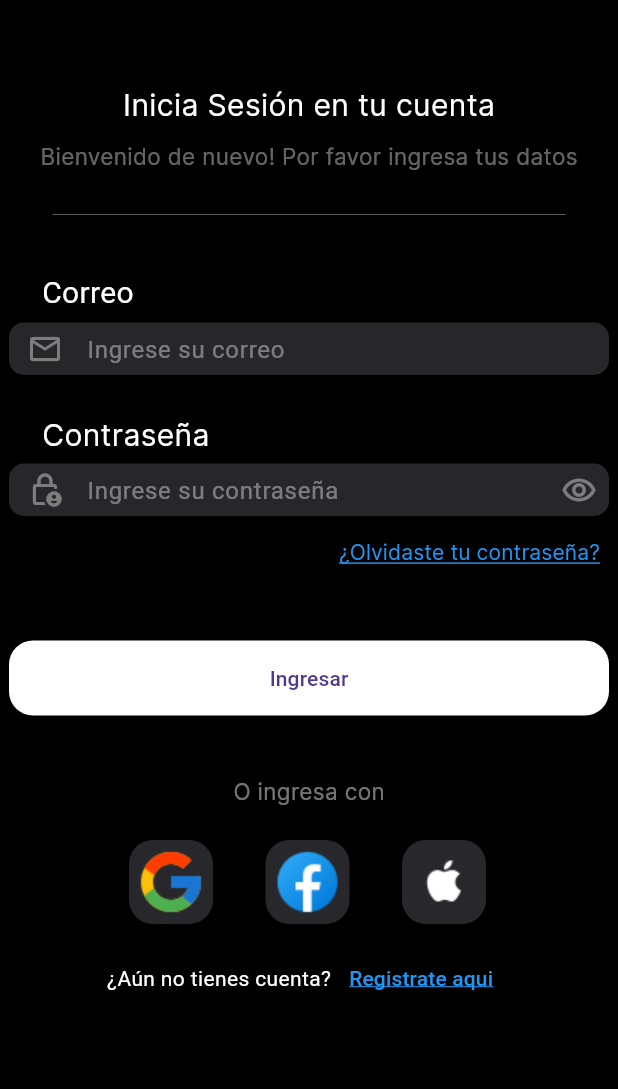
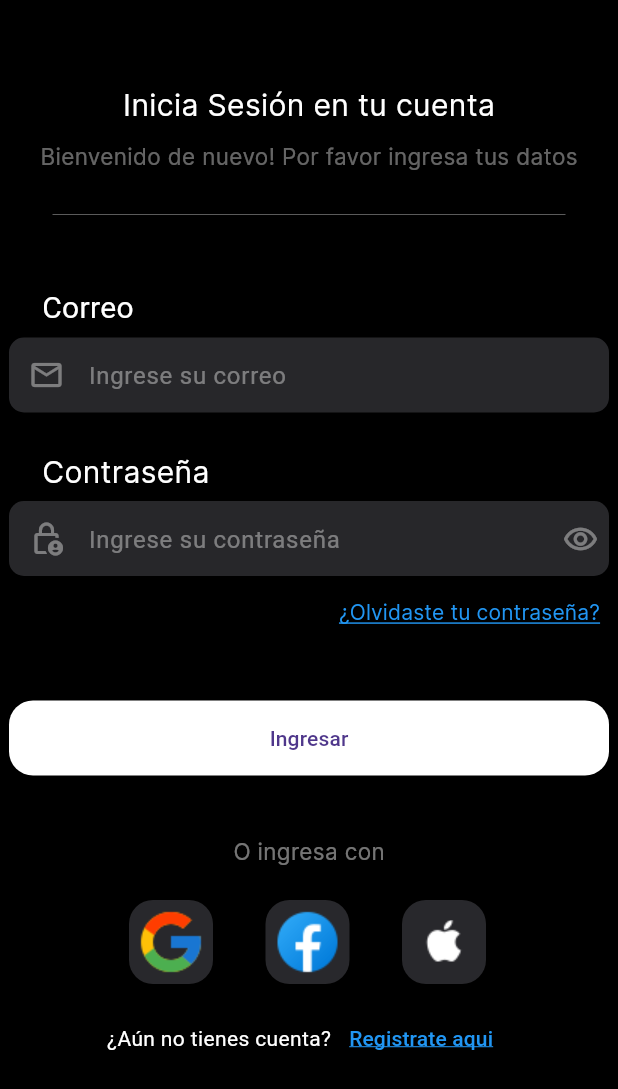
Before and after one commit to Joapava/Proyecto_BAZAPP, a Flutter app: the screen it shows after launch, on a phone screen of 412 x 824 dp. Shown: the top 1089 px of the screen. Run offline on Flutter 3.47's test engine with Material 3 defaults, Android fonts, the phone set to English and light mode, and no system bars; our stand-ins replace cloud_firestore, email_validator, firebase_core; accounts and stored records are empty; Roboto replaces fonts that are missing (inter-bold).

Commit message:
0424.1138
Colocacion de id en el campo de la BD

```diff
--- a/prueba/lib/Objetos/Expositor.dart
+++ b/prueba/lib/Objetos/Expositor.dart
@@ -1,19 +1,28 @@
-class Expositor{
+// ignore_for_file: file_names
+
+class Expositor {
   String apellidos;
   String celular;
   String password;
   String correo;
   String nombre;
+  String? id;
 
-  Expositor({required this.apellidos, required this.celular, required this.password, required this.correo, required this.nombre});
+  Expositor(
+      {this.id,
+      required this.apellidos,
+      required this.celular,
+      required this.password,
+      required this.correo,
+      required this.nombre});
 
   factory Expositor.fromMap(Map<String, dynamic> map) {
     return Expositor(
-      apellidos: map['apellidos'],
-      celular: map['celular'],
-      password: map['contrasena'],
-      correo:  map['correo'],
-      nombre: map['nombre']
-    );
+        id: map['id'],
+        apellidos: map['apellidos'],
+        celular: map['celular'],
+        password: map['contrasena'],
+        correo: map['correo'],
+        nombre: map['nombre']);
   }
 }
--- a/prueba/lib/pages/login.dart
+++ b/prueba/lib/pages/login.dart
@@ -1,22 +1,23 @@
 import 'package:flutter/material.dart';
+import 'package:prueba/Negocio/ValidarDatos.dart';
 import 'package:prueba/pages/registro.dart';
 import 'package:prueba/pages/inicio.dart';
+import 'dart:core';
+import 'package:email_validator/email_validator.dart';
 
 class Login extends StatefulWidget {
   const Login({super.key});
 
   @override
-  State<Login> createState () => _Login();
+  State<Login> createState() => _Login();
 }
 
-class _Login extends State<Login>{
+class _Login extends State<Login> {
   @override
-  Widget build(BuildContext context){
+  Widget build(BuildContext context) {
     return const Scaffold(
         backgroundColor: Colors.black,
-      body: SafeArea(child: SingleChildScrollView(child: BoxCentral())
-        )
-    );
+        body: SafeArea(child: SingleChildScrollView(child: BoxCentral())));
   }
 }
 
@@ -24,30 +25,42 @@ class BoxCentral extends StatefulWidget {
   const BoxCentral({super.key});
 
   @override
-  State<BoxCentral> createState ()=> _BoxCentral();
+  State<BoxCentral> createState() => _BoxCentral();
 }
 
 class _BoxCentral extends State<BoxCentral> {
+  final formnemail = GlobalKey<FormState>();
+  final formpwd = GlobalKey<FormState>();
+  bool isErroremail = false;
+  bool isErrorpwd = false;
   TextEditingController emailcontrol = TextEditingController();
   TextEditingController passwordcontrol = TextEditingController();
   bool isVisible = true;
   @override
-  Widget build(BuildContext context){
-    return Column(children: [
+  Widget build(BuildContext context) {
+    return Column(
+      children: [
         const SizedBox(
           height: 55,
         ),
         const FittedBox(
-        child: Text('Inicia Sesión en tu cuenta',
-      style: TextStyle(fontSize: 20, fontFamily: 'Inter', color: Colors.white,
-      decoration: TextDecoration.none
-      ),),),
+          child: Text(
+            'Inicia Sesión en tu cuenta',
+            style: TextStyle(
+                fontSize: 20,
+                fontFamily: 'Inter',
+                color: Colors.white,
+                decoration: TextDecoration.none),
+          ),
+        ),
         const SizedBox(
           height: 10,
         ),
         const FittedBox(
-        child: Text('Bienvenido de nuevo! Por favor ingresa tus datos',
-        style: TextStyle(fontSize: 15,
+          child: Text(
+            'Bienvenido de nuevo! Por favor ingresa tus datos',
+            style: TextStyle(
+                fontSize: 15,
                 color: Color.fromARGB(101, 255, 255, 255),
                 fontFamily: 'inter',
                 decoration: TextDecoration.none),
@@ -63,19 +76,27 @@ class _BoxCentral extends State<BoxCentral> {
           color: Color.fromARGB(101, 255, 255, 255),
         ),
         const SizedBox(
+          height: 10,
+        ),
+        messageError(),
+        const SizedBox(
           height: 30,
         ),
-      const Row(children: [
+        const Row(
+          children: [
             SizedBox(
               width: 28,
             ),
-        Text('Correo', style: TextStyle(
+            Text(
+              'Correo',
+              style: TextStyle(
                   decoration: TextDecoration.none,
                   color: Colors.white,
                   fontFamily: 'inter-bold',
-          fontSize: 20
-          ),)
-      ],),
+                  fontSize: 20),
+            )
+          ],
+        ),
         const SizedBox(
           height: 5,
         ),
@@ -83,16 +104,18 @@ class _BoxCentral extends State<BoxCentral> {
         const SizedBox(
           height: 25,
         ),
-      const Row(children: [
+        const Row(
+          children: [
             SizedBox(
               width: 28,
             ),
-        Text('Contraseña', style: TextStyle(
-          fontFamily: 'Inter',
-          color: Colors.white,
-          fontSize: 20
-        ),)
-      ],),
+            Text(
+              'Contraseña',
+              style: TextStyle(
+                  fontFamily: 'Inter', color: Colors.white, fontSize: 20),
+            )
+          ],
+        ),
         const SizedBox(
           height: 5,
         ),
@@ -100,16 +123,17 @@ class _BoxCentral extends State<BoxCentral> {
         Align(
           alignment: Alignment.topRight,
           widthFactor: 2.2,
-        child: TextButton(onPressed: (() => Navigator.push(
-                    context,
-                    MaterialPageRoute(
-                        builder: (context) => const Registro()))),
-          child: const Text('¿Olvidaste tu contraseña?', style: TextStyle(
+          child: TextButton(
+              onPressed: (() => Navigator.push(context,
+                  MaterialPageRoute(builder: (context) => const Registro()))),
+              child: const Text(
+                '¿Olvidaste tu contraseña?',
+                style: TextStyle(
                     color: Colors.blue,
                     decoration: TextDecoration.underline,
                     decorationColor: Colors.blue,
-          fontFamily: 'inter'
-        ),)),
+                    fontFamily: 'inter'),
+              )),
         ),
         newMethod(),
         boton_ingresar(),
@@ -117,12 +141,12 @@ class _BoxCentral extends State<BoxCentral> {
           height: 40,
         ),
         const Center(
-        child: Text('O ingresa con',
+          child: Text(
+            'O ingresa con',
             style: TextStyle(
                 fontFamily: 'Inter',
                 fontSize: 15,
-          color: Color.fromARGB(117, 255, 255, 255)
-        ),
+                color: Color.fromARGB(117, 255, 255, 255)),
           ),
         ),
         const SizedBox(
@@ -132,9 +156,24 @@ class _BoxCentral extends State<BoxCentral> {
         const SizedBox(
           height: 10,
         ),
-      const registro_box(),
+        registro_box(),
       ],
     );
+  }
+
+  FittedBox messageError() {
+    if(isErroremail && isErrorpwd){
+      return const FittedBox(
+        child: Text(
+          'Correo o contraseña incorrectos',
+          style: TextStyle(
+            color: Colors.red,
+            fontFamily: 'Inter'
+          ),
+        ),
+      );
+    }
+    return const FittedBox();
   }
 
   SizedBox newMethod() {
@@ -143,33 +182,51 @@ class _BoxCentral extends State<BoxCentral> {
     );
   }
 
-  Widget box_password(){
+  // ignore: non_constant_identifier_names
+  Widget box_password() {
     return Container(
       width: 400,
-      height: 35,
+      height: 50,
       decoration: BoxDecoration(
           borderRadius: BorderRadius.circular(10),
-        color: const Color.fromARGB(115, 87, 87, 94)
-      ),
-      child: Row(children: [
+          color: const Color.fromARGB(115, 87, 87, 94),
+          border: Border.all(
+              color: isErrorpwd
+                  ? Colors.red
+                  : const Color.fromARGB(0, 87, 87, 94))),
+      child: Row(
+        children: [
           SizedBox(
             width: 365,
             height: 35,
-          child: Form(child:
-            TextFormField(
+            child: Form(
+                key: formpwd,
+                child: TextFormField(
+                  validator: (value) {
+                    if (passwordcontrol.text.isEmpty) {
+                      setState(() {
+                        isErrorpwd = true;
+                      });
+                      return null;
+                    }
+                    setState(() {
+                      isErrorpwd = false;
+                    });
+                    return null;
+                  },
                   controller: passwordcontrol,
                   style: const TextStyle(color: Colors.white),
                   obscureText: isVisible,
                   decoration: const InputDecoration(
                       contentPadding: EdgeInsetsDirectional.symmetric(),
-                hintText: 'Ingrese su contraseña' ,
-                hintStyle: TextStyle(color: Color.fromARGB(101, 255, 255, 255)),
-                prefixIcon: Icon(Icons.lock_person_outlined , color: Color.fromARGB(101, 255, 255, 255)),
+                      hintText: 'Ingrese su contraseña',
+                      hintStyle:
+                          TextStyle(color: Color.fromARGB(101, 255, 255, 255)),
+                      prefixIcon: Icon(Icons.lock_person_outlined,
+                          color: Color.fromARGB(101, 255, 255, 255)),
                       focusedBorder: InputBorder.none,
-                border: InputBorder.none
-              ),
-            )
-          ),
+                      border: InputBorder.none),
+                )),
           ),
           SizedBox(
             width: 30,
@@ -182,43 +239,9 @@ class _BoxCentral extends State<BoxCentral> {
               },
               backgroundColor: const Color.fromARGB(0, 87, 87, 95),
               elevation: 0,
-
               heroTag: 'btn1',
-              child: const Icon(Icons.remove_red_eye_outlined, color: Color.fromARGB(101, 255, 255, 255)),
-            ),
-            )
-
-      ],
-      ),
-    );
-  }
-
-  Widget box_correo(){
-    return Container(
-      width: 400,
-      height: 35,
-      decoration: BoxDecoration(
-        borderRadius: BorderRadius.circular(10),
-        color: const Color.fromARGB(115, 87, 87, 94)
-      ),
-      child: Row(children: [
-
-        SizedBox(
-          width: 380,
-          height: 35,
-          child: Form(child:
-            TextFormField(
-              controller: emailcontrol,
-              style: const TextStyle(color: Colors.white),
-              decoration: const InputDecoration(
-                contentPadding: EdgeInsetsDirectional.symmetric(),
-                hintText: 'Ingrese su correo' ,
-                hintStyle: TextStyle(color: Color.fromARGB(101, 255, 255, 255)),
-                prefixIcon: Icon(Icons.email_outlined , color: Color.fromARGB(101, 255, 255, 255)),
-                focusedBorder: InputBorder.none,
-                border: InputBorder.none
-              ),
-            )
+              child: const Icon(Icons.remove_red_eye_outlined,
+                  color: Color.fromARGB(101, 255, 255, 255)),
             ),
           )
         ],
@@ -226,28 +249,127 @@ class _BoxCentral extends State<BoxCentral> {
     );
   }
 
-  Widget boton_ingresar(){
+  // ignore: non_constant_identifier_names
+  Widget box_correo() {
+    return Container(
+      width: 400,
+      height: 50,
+      decoration: BoxDecoration(
+          borderRadius: BorderRadius.circular(10),
+          color: const Color.fromARGB(115, 87, 87, 94),
+          border: Border.all(
+              color: isErroremail
+                  ? Colors.red
+                  : const Color.fromARGB(0, 87, 87, 94))),
+      child: Row(
+        children: [
+          SizedBox(
+            width: 380,
+            height: 35,
+            child: Form(
+                key: formnemail,
+                child: TextFormField(
+                  validator: (value) {
+                    if (!EmailValidator.validate(emailcontrol.text)) {
+                      setState(() {
+                        isErroremail = true;
+                      });
+                      return null;
+                    }
+                    setState(() {
+                      isErroremail = false;
+                    });
+                    return null;
+                  },
+                  controller: emailcontrol,
+                  style: const TextStyle(color: Colors.white),
+                  decoration: const InputDecoration(
+                      contentPadding: EdgeInsetsDirectional.symmetric(),
+                      hintText: 'Ingrese su correo',
+                      hintStyle:
+                          TextStyle(color: Color.fromARGB(101, 255, 255, 255)),
+                      prefixIcon: Icon(Icons.email_outlined,
+                          color: Color.fromARGB(101, 255, 255, 255)),
+                      focusedBorder: InputBorder.none,
+                      border: InputBorder.none),
+                )),
+          )
+        ],
+      ),
+    );
+  }
+
+  // ignore: non_constant_identifier_names
+  Widget boton_ingresar() {
     return SizedBox(
       width: 400,
       height: 50,
       child: FloatingActionButton(
-        onPressed: (()=>
+        onPressed: (() async{
+          formnemail.currentState!.validate();
+          formpwd.currentState!.validate();
+          if(await ValidarDatos().validarLogin(emailcontrol.text, passwordcontrol.text)){
+            funcion_ingreso();
+          }
+        }),
+        backgroundColor: Colors.white,
+        child: const Text('Ingresar'),
+      ),
+    );
+  }
+
+  // ignore: non_constant_identifier_names
+  void funcion_ingreso(){
+    emailcontrol.clear();
+    passwordcontrol.clear();
     Navigator.push(
                       context,
                       MaterialPageRoute(
-                        builder: (context) => const Inicio()))
-        ), backgroundColor: Colors.white,child: const Text('Ingresar'),),
-    );
+                          builder: (context) => const Inicio()));
   }
 
-  void change(){
-    if(isVisible){
+  void change() {
+    if (isVisible) {
       isVisible = false;
-    } else{
+    } else {
       isVisible = true;
     }
   }
 
+  // ignore: non_constant_identifier_names
+  Widget registro_box() {
+    return Row(
+      mainAxisAlignment: MainAxisAlignment.center,
+      children: [
+        const Text(
+          '¿Aún no tienes cuenta?',
+          style: TextStyle(color: Colors.white),
+        ),
+        Hero(
+            tag: 'pestana',
+            child: TextButton(
+                onPressed: (() {
+                  setState(() {
+                    isErroremail = false;
+                    isErrorpwd = false;
+                  });
+                  emailcontrol.clear();
+                  passwordcontrol.clear();
+                  Navigator.push(
+                      context,
+                      MaterialPageRoute(
+                          builder: (context) => const Registro()));
+                }),
+                child: const Text(
+                  'Registrate aqui',
+                  style: TextStyle(
+                      color: Colors.blue,
+                      decoration: TextDecoration.underline,
+                      decorationColor: Colors.blue),
+                )))
+      ],
+    );
+  }
 }
 
 // ignore: camel_case_types
@@ -261,8 +383,10 @@ class botones_inicio extends StatelessWidget {
     return SizedBox(
       width: 240,
       height: 60,
-      child: Row(children: [
-        FloatingActionButton(onPressed: () => (),
+      child: Row(
+        children: [
+          FloatingActionButton(
+            onPressed: () => (),
             heroTag: 'btngoogle',
             backgroundColor: const Color.fromARGB(117, 87, 87, 95),
             child: Image.asset('assets/google-icon.png'),
@@ -270,7 +394,8 @@ class botones_inicio extends StatelessWidget {
           const SizedBox(
             width: 35,
           ),
-        FloatingActionButton(onPressed: () => (),
+          FloatingActionButton(
+            onPressed: () => (),
             heroTag: 'btnface',
             backgroundColor: const Color.fromARGB(117, 87, 87, 95),
             child: Image.asset('assets/facebook-logo.png'),
@@ -278,45 +403,14 @@ class botones_inicio extends StatelessWidget {
           const SizedBox(
             width: 35,
           ),
-        FloatingActionButton(onPressed: () => (),
+          FloatingActionButton(
+            onPressed: () => (),
             heroTag: 'btnapple',
             backgroundColor: const Color.fromARGB(117, 87, 87, 95),
             child: Image.asset('assets/apple-logo.png'),
           )
-      ],),
+        ],
+      ),
     );
   }
 }
-
-
-// ignore: camel_case_types
-
-
-// ignore: camel_case_types
-class registro_box extends StatelessWidget {
-  const registro_box({
-    super.key,
-  });
-
-  @override
-  Widget build(BuildContext context) {
-    return Row(
-      mainAxisAlignment: MainAxisAlignment.center,
-      children: [
-      const Text('¿Aún no tienes cuenta?', style: TextStyle(color: Colors.white),),
-      Hero(tag: 'pestana',
-      child:  TextButton(
-
-              onPressed: (() => Navigator.push(
-                    context,
-                    MaterialPageRoute(
-                        builder: (context) => const Registro()))),
-              child: const Text(
-                'Registrate aqui',
-                style: TextStyle(color: Colors.blue, decoration: TextDecoration.underline,
-                decorationColor: Colors.blue
-                ),
-              )))
-    ],);
-  }
-}
```
Also changed, not shown: prueba/lib/Negocio/ValidarDatos.dart (+11 -1 lines), prueba/lib/Persistencia/DatosDB.dart (+32 -4 lines), prueba/lib/pages/registro.dart (+9 -16 lines). Lines whose indentation alone changed are shown as unchanged.
